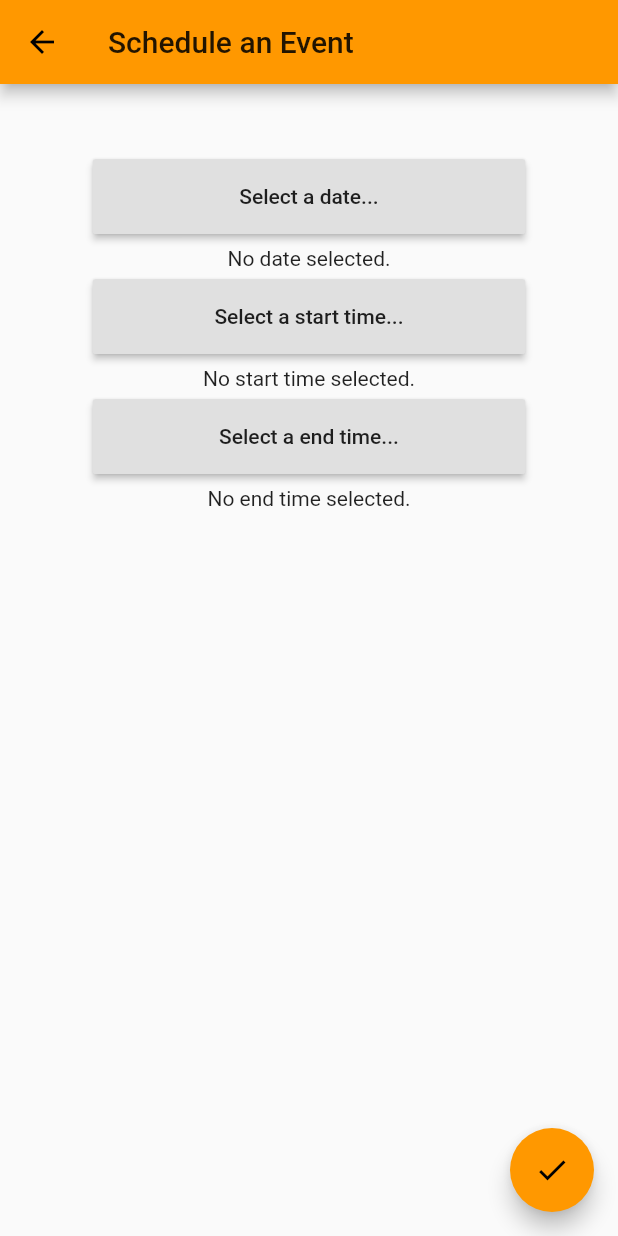
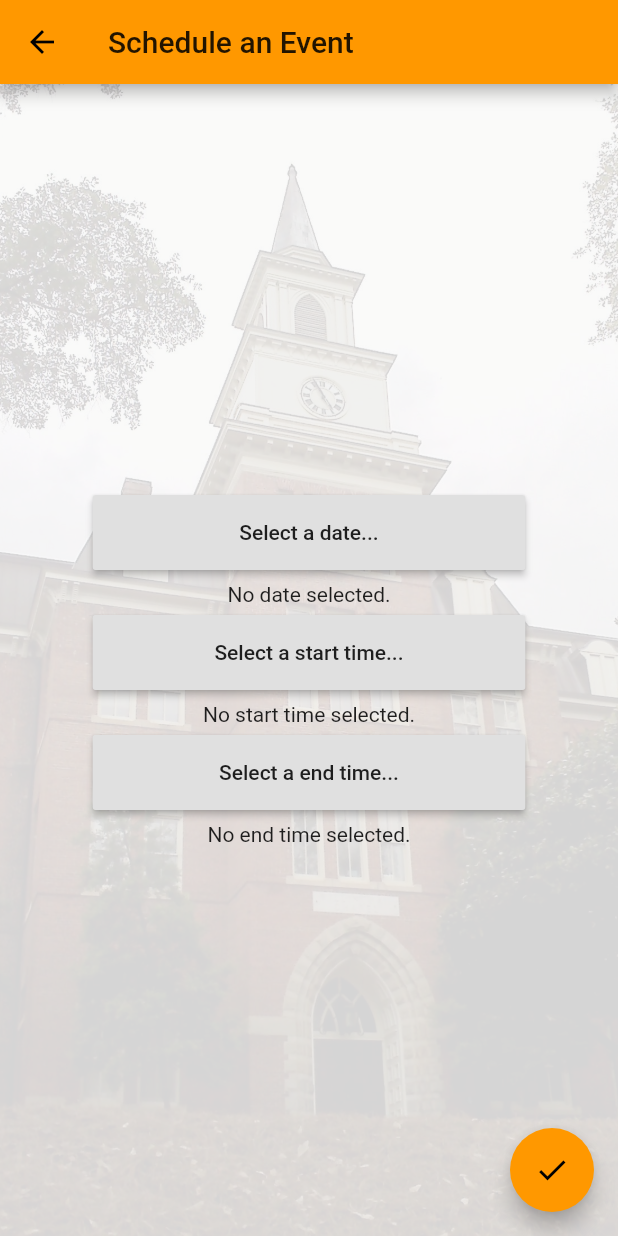
Before and after one commit to waraidev/mercer_library_app, a Flutter app: the AdminEventSchedule screen opened directly, on a phone screen of 412 x 824 dp. Run offline on Flutter 3.47's test engine with Material 2 defaults, Android fonts, the phone set to English and light mode, and no system bars; our stand-ins replace cloud_firestore, flutter_secure_storage, shared_preferences, sprintf; accounts and stored records are empty.

Commit message:
Added background image for event schedule page
Turns out my pull request didn't merge, but that's an easy fix with copy/paste.

```diff
--- a/mu_library_app/mu_library_app/lib/admin_event_schedule.dart
+++ b/mu_library_app/mu_library_app/lib/admin_event_schedule.dart
@@ -26,10 +26,32 @@ class _EventScheduleState extends State<AdminEventSchedule> {
   Widget build(BuildContext context) {
     return Scaffold(
       appBar: AppBar(title: Text("Schedule an Event")),
-      body: Center(
+      body: Container(
+        padding: EdgeInsets.only(
+            bottom: MediaQuery.of(context).viewInsets.bottom
+        ),
+        decoration: BoxDecoration(
+          image: DecorationImage(
+            image: AssetImage("assets/images/willingham.jpg"),
+            fit: BoxFit.cover,
+            matchTextDirection: true,
+            //Reduce opacity of background image
+            colorFilter: ColorFilter.mode(
+                Colors.black.withOpacity(0.15),
+                BlendMode.dstATop
+            ),
+          ),
+        ),
+
+        child: Center(
+          child: Padding(
+            padding: EdgeInsets.all(8.0),
             child: Column(
+              mainAxisAlignment: MainAxisAlignment.center,
+              crossAxisAlignment: CrossAxisAlignment.center,
               children: <Widget>[
                 SizedBox(height: 50),
+
                 Container(
                   height: 50,
                   width: MediaQuery.of(context).size.width * 0.7,
@@ -38,6 +60,7 @@ class _EventScheduleState extends State<AdminEventSchedule> {
                     onPressed: () => _selectDate(context),
                   ),
                 ),
+
                 Container(
                     padding: EdgeInsets.all(8.0),
                     height: 30,
@@ -45,18 +68,21 @@ class _EventScheduleState extends State<AdminEventSchedule> {
                     'No date selected.' :
                     DateFormat("'Date: 'MMM dd, yyyy").format(_selectedDate))
                 ),
+
                 Container(
                   height: 50,
                   width: MediaQuery.of(context).size.width * 0.7,
                   child: RaisedButton(
                     child: Text("Select a start time..."),
-                onPressed: () => _selectTime(
+                    onPressed: () =>
+                        _selectTime(
                             context,
                             TimeOfDay(hour: 9, minute: 0),
                             true
                         ),
                   ),
                 ),
+
                 Container(
                     padding: EdgeInsets.all(8.0),
                     height: 30,
@@ -69,7 +95,8 @@ class _EventScheduleState extends State<AdminEventSchedule> {
                   width: MediaQuery.of(context).size.width * 0.7,
                   child: RaisedButton(
                     child: Text("Select a end time..."),
-                onPressed: () => _selectTime(
+                    onPressed: () =>
+                        _selectTime(
                             context,
                             _startTime,
                             false
@@ -90,19 +117,20 @@ class _EventScheduleState extends State<AdminEventSchedule> {
                 Container(
                   height: MediaQuery.of(context).size.height * 0.165,
                   width: MediaQuery.of(context).size.width * 0.6,
-              padding: EdgeInsets.all(15),
+                  padding: EdgeInsets.all(14),
                   color: Colors.orange,
                   child: RichText(
                       textAlign: TextAlign.center,
                       text: TextSpan(
-                  style: TextStyle(         //Rich Text allows the first part to
-                    color: Colors.black,               //be bold
+                          style: TextStyle( //Rich Text allows the first part to
+                              color: Colors.black, //be bold
                               height: 1.3,
                               fontWeight: FontWeight.bold
                           ),
                           children: <TextSpan>[
                             TextSpan(text:
-                      DateFormat("MMM dd, yyyy").format(_selectedDate) + '\n'
+                            DateFormat("MMM dd, yyyy").format(_selectedDate) +
+                                '\n'
                             ),
                             TextSpan(text: "from\n",),
                             TextSpan(text: _startTime.format(context) + ' to ' +
@@ -111,7 +139,9 @@ class _EventScheduleState extends State<AdminEventSchedule> {
                       )
                   ),
                 ),
-          ]
+              ],
+            ),
+          ),
         ),
       ),
 
```
Lines whose indentation alone changed are shown as unchanged.
